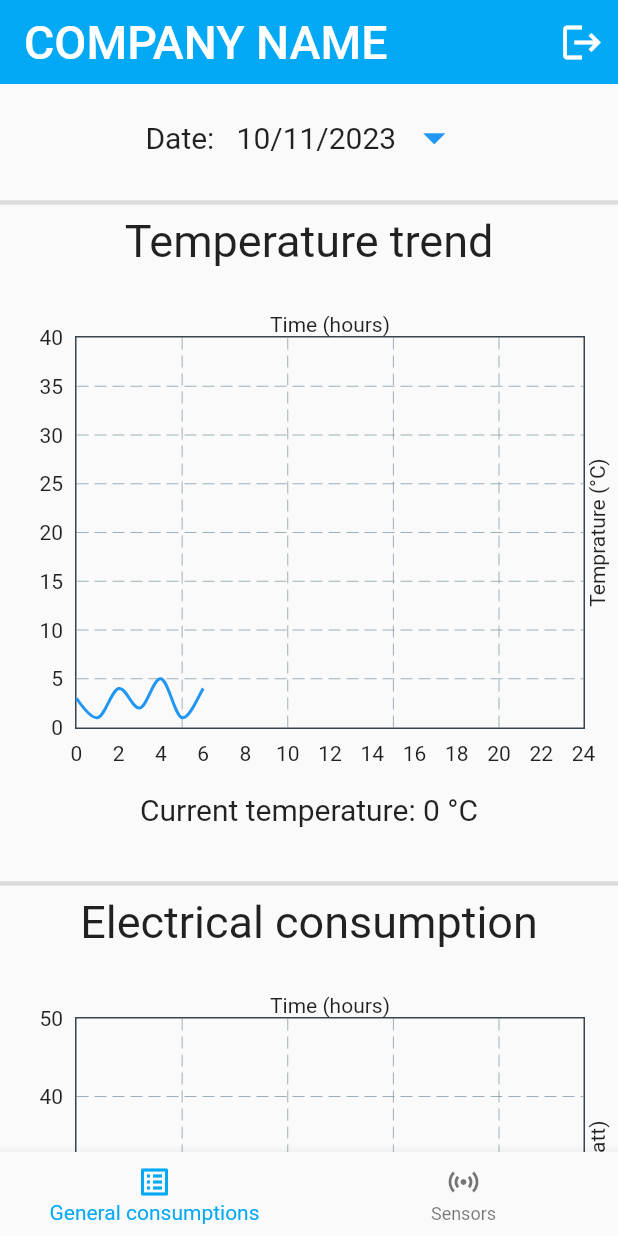
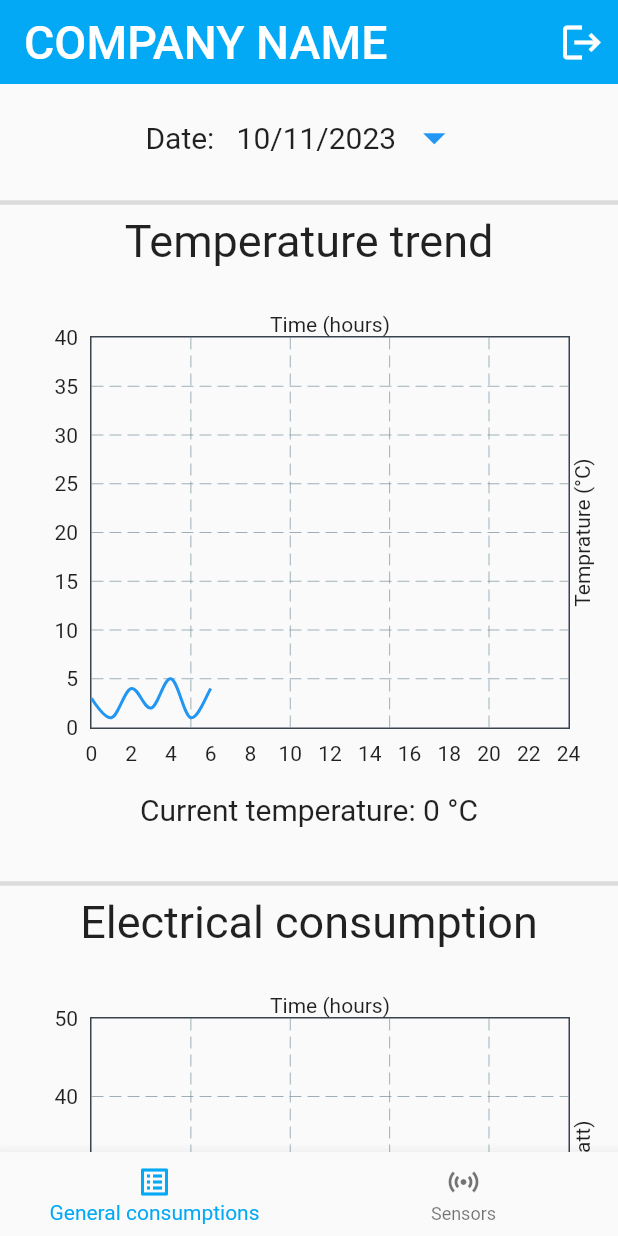
Before and after one commit to RiccardoMazzi01/HACKATHON_SFSCON_EDITION_2023, a Flutter app: the HomePage screen opened directly, on a phone screen of 412 x 824 dp. Run offline on Flutter 3.47's test engine with Material 2 defaults, Android fonts, the phone set to English and light mode, and no system bars; drawn by our look-alikes of fl_chart; our stand-ins replace firebase_auth, firebase_core; accounts and stored records are empty.

Commit message:
Update home_page.dart

```diff
--- a/infominds_app/lib/pages/home_page.dart
+++ b/infominds_app/lib/pages/home_page.dart
@@ -181,7 +181,7 @@ class HomePageState extends State<HomePage> {
                     ),
                     Center(
                       child: Container(
-                        width: 400.0, // Larghezza specifica
+                        width: 380.0, // Larghezza specifica
                         height: 300.0, // Altezza specifica
                         child: LineChart(
                           LineChartData(
@@ -254,7 +254,7 @@ class HomePageState extends State<HomePage> {
                     ),
                     Center(
                       child: Container(
-                        width: 400.0, // Larghezza specifica
+                        width: 380.0, // Larghezza specifica
                         height: 300.0, // Altezza specifica
                         child: LineChart(
                           LineChartData(
```
